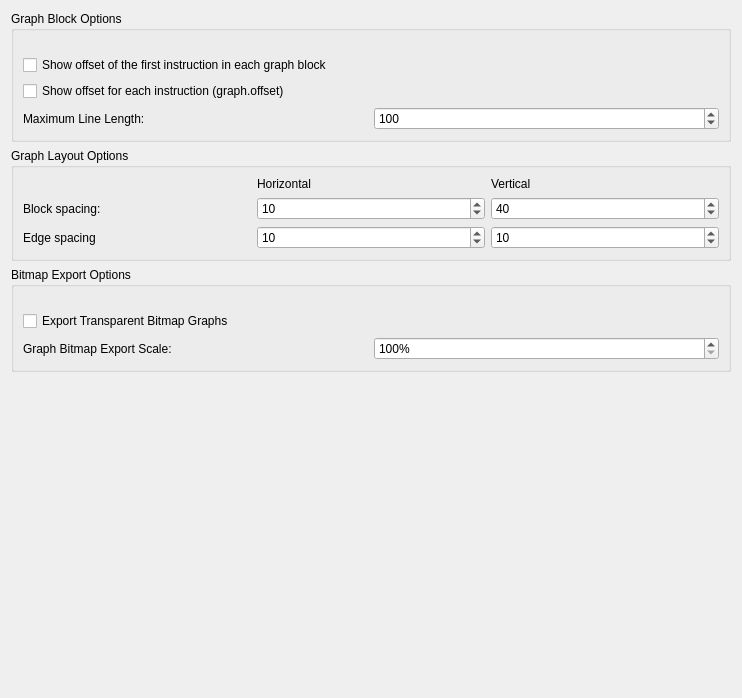
Old version of the form src/dialogs/preferences/GraphOptionsWidget.ui in the repository rizinorg/cutter.
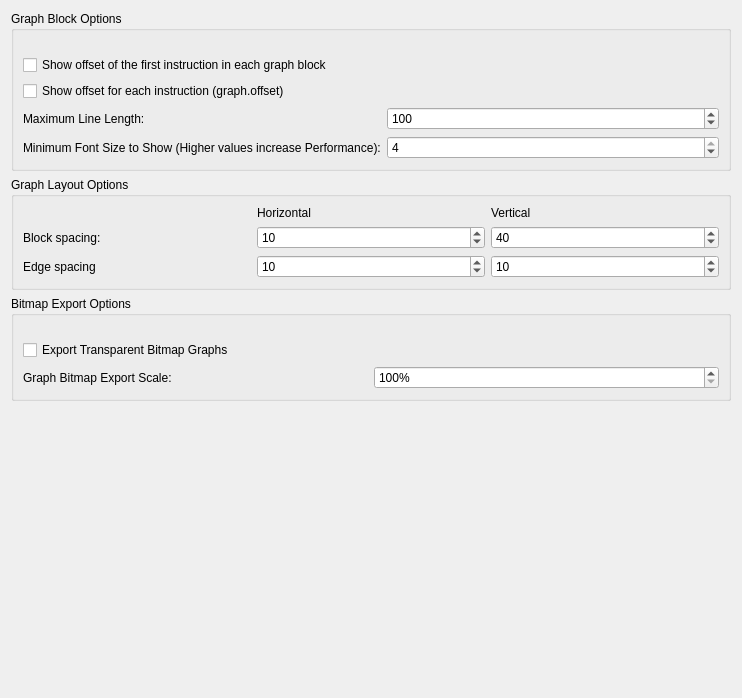
New version of the form.

Commit message: Add Setting for Minimum Font Size in Graphs

Diff of the .ui file:
```diff
--- a/src/dialogs/preferences/GraphOptionsWidget.ui
+++ b/src/dialogs/preferences/GraphOptionsWidget.ui
@@ -43,15 +43,15 @@
          </widget>
         </item>
         <item>
-         <layout class="QHBoxLayout" name="horizontalLayout">
-          <item>
+         <layout class="QFormLayout" name="formLayout">
+          <item row="0" column="0">
            <widget class="QLabel" name="maxColsLabel">
             <property name="text">
              <string>Maximum Line Length:</string>
             </property>
            </widget>
           </item>
-          <item>
+          <item row="0" column="1">
            <widget class="QSpinBox" name="maxColsSpinBox">
             <property name="minimum">
              <number>25</number>
@@ -64,6 +64,23 @@
             </property>
            </widget>
           </item>
+          <item row="1" column="0">
+           <widget class="QLabel" name="minFontSizeLabel">
+            <property name="text">
+             <string>Minimum Font Size to Show (Higher values increase Performance):</string>
+            </property>
+           </widget>
+          </item>
+          <item row="1" column="1">
+           <widget class="QSpinBox" name="minFontSizeSpinBox">
+            <property name="maximum">
+             <number>4</number>
+            </property>
+            <property name="value">
+             <number>4</number>
+            </property>
+           </widget>
+          </item>
          </layout>
         </item>
        </layout>
```
The commit also changes 5 other files.
